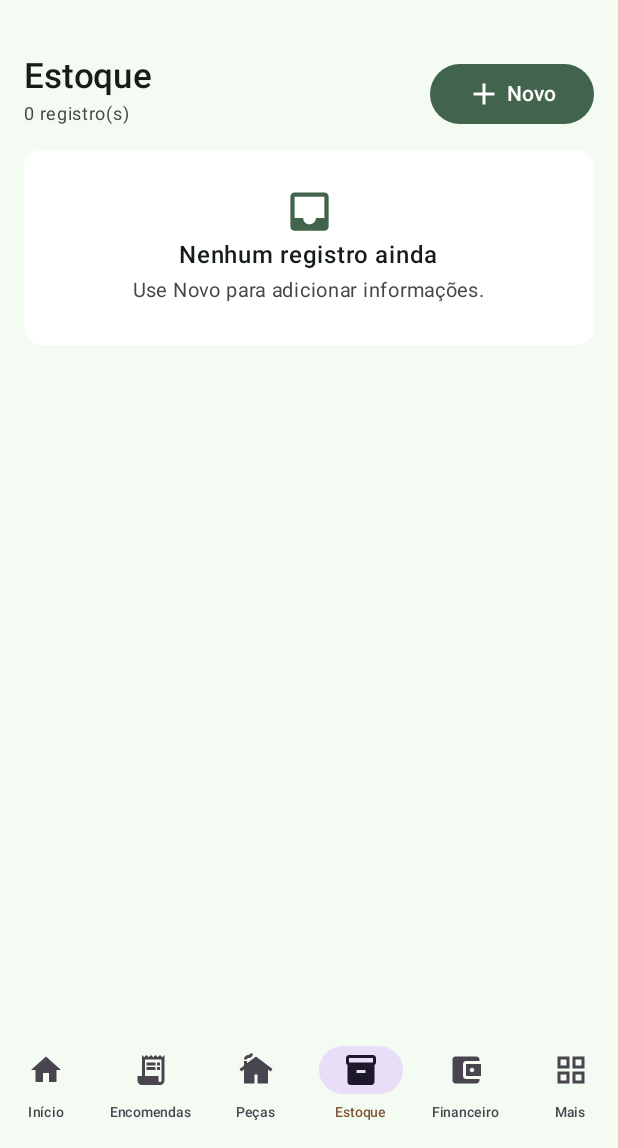
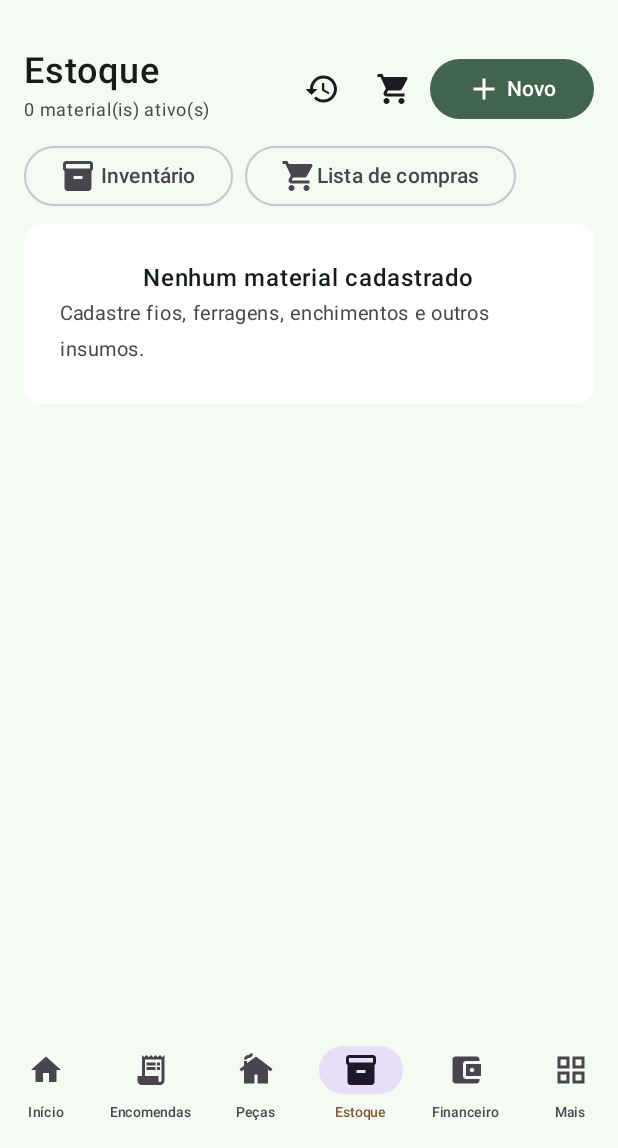
Before and after one commit to anderfc22/Ateliecroche, an Android app built with Jetpack Compose: the screen it shows after launch (MainActivity), item 4 of the bottom bar chosen, on a phone screen of 412 x 824 dp, the part 88-1236 px from its top. Run offline under Robolectric (Android 15) with nearby library versions, the phone set to English and light mode, and no system bars.

Commit message:
Connect native stock and inventory screens to navigation

```diff
--- a/app/src/main/java/com/lelecroche/app/MainActivity.kt
+++ b/app/src/main/java/com/lelecroche/app/MainActivity.kt
@@ -95,7 +95,7 @@ private fun LeleCrocheApp() {
                 0 -> HomeScreen(Modifier.padding(padding))
                 1 -> OrdersScreen(Modifier.padding(padding))
                 2 -> ProductsScreen(Modifier.padding(padding))
-                3 -> DataScreen(AppDatabase(androidx.compose.ui.platform.LocalContext.current), "Estoque", Modifier.padding(padding))
+                3 -> MaterialsScreen(Modifier.padding(padding))
                 4 -> DataScreen(AppDatabase(androidx.compose.ui.platform.LocalContext.current), "Financeiro", Modifier.padding(padding))
                 else -> if (moreSection == null) MoreScreen(Modifier.padding(padding)) { moreSection = it }
                     else if (moreSection == "Clientes") CustomersScreen(Modifier.padding(padding)) { moreSection = null }
```
